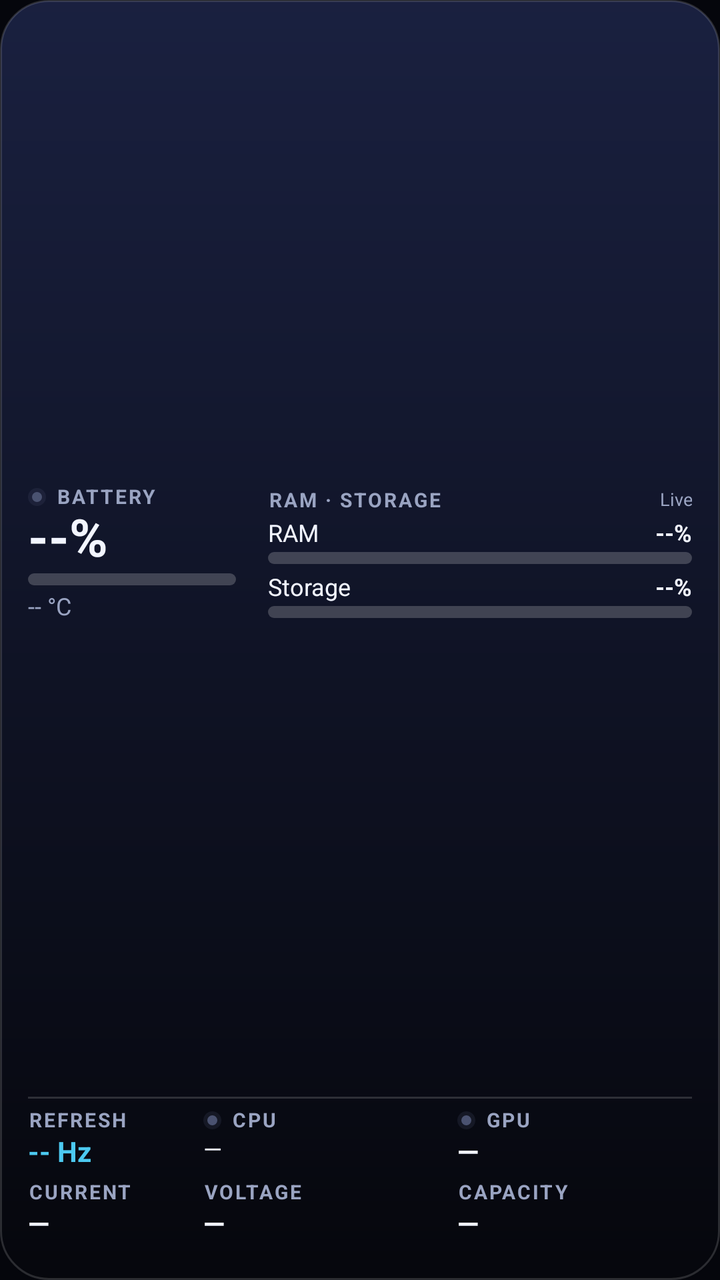
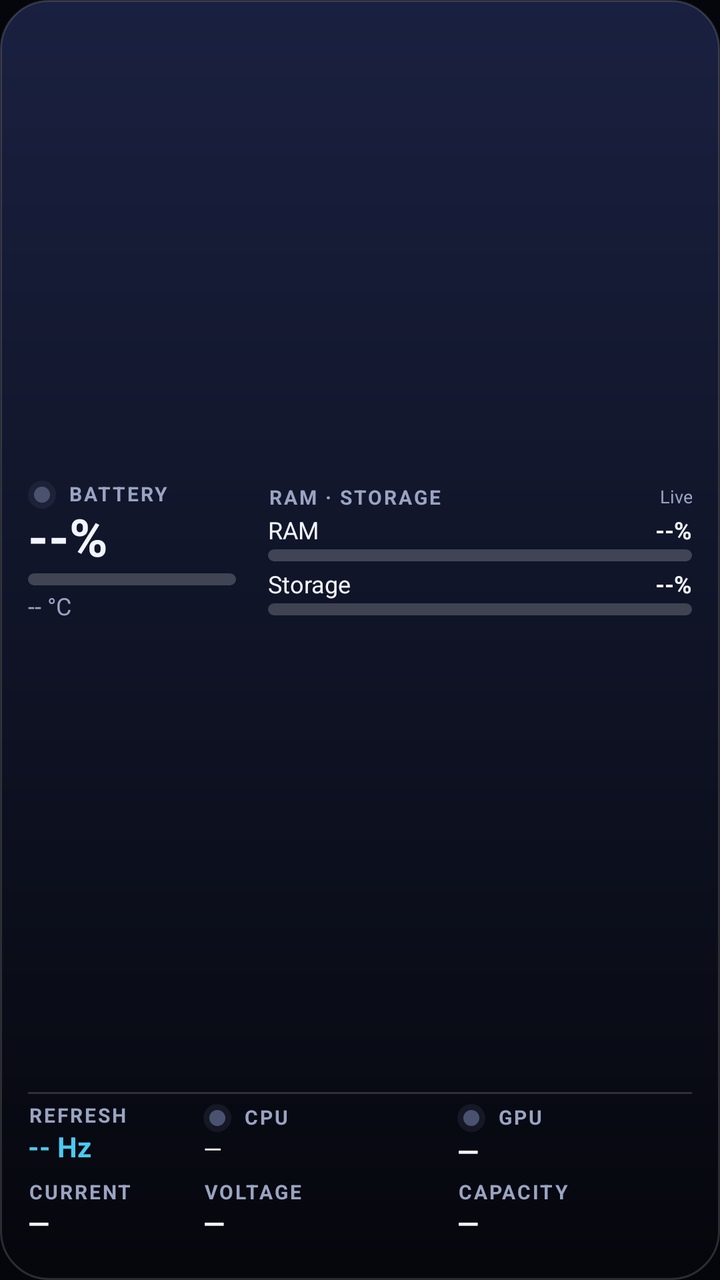

Two renders of the same Android screen: before a commit and after it. Below are the layout's source before the change and the commit's diff.
<!-- AndroidManifest.xml: application theme Theme.PhoneStatus -->
<!-- res/layout/widget_tall.xml -->
<?xml version="1.0" encoding="utf-8"?>
<LinearLayout xmlns:android="http://schemas.android.com/apk/res/android"
    android:id="@+id/w_root"
    android:layout_width="match_parent"
    android:layout_height="match_parent"
    android:background="@drawable/widget_bg"
    android:orientation="vertical"
    android:paddingBottom="8dp"
    android:paddingEnd="14dp"
    android:paddingStart="14dp"
    android:paddingTop="8dp">

    <LinearLayout
        android:layout_width="match_parent"
        android:layout_height="0dp"
        android:layout_weight="1"
        android:orientation="horizontal">

        
        <LinearLayout
            android:layout_width="104dp"
            android:layout_height="match_parent"
            android:gravity="center_vertical"
            android:orientation="vertical">

        <LinearLayout
            android:layout_width="match_parent"
            android:layout_height="wrap_content"
            android:gravity="center_vertical"
            android:orientation="horizontal">
            <FrameLayout
                android:id="@+id/w_led_batt"
                android:layout_width="9dp"
                android:layout_height="9dp"
                android:layout_marginEnd="5dp"
                android:background="@drawable/led_off" />
            <TextView
                android:layout_width="wrap_content"
                android:layout_height="wrap_content"
                android:includeFontPadding="false"
                android:letterSpacing="0.1"
                android:text="BATTERY"
                android:textColor="@color/text_secondary"
                android:textSize="10sp"
                android:textStyle="bold" />
        </LinearLayout>

            <LinearLayout
                android:layout_width="match_parent"
                android:layout_height="wrap_content"
                android:gravity="center_vertical"
                android:orientation="horizontal">

                <TextView
                android:id="@+id/w_battery_pct"
                android:layout_width="wrap_content"
                android:layout_height="wrap_content"
                android:includeFontPadding="false"
                android:text="--%"
                android:textColor="@color/text_primary"
                android:textSize="26sp"
                android:textStyle="bold" />

                <TextView
                    android:id="@+id/w_charging"
                    android:layout_width="wrap_content"
                    android:layout_height="wrap_content"
                    android:text=" ⚡"
                    android:textColor="@color/c_battery"
                    android:textSize="15sp"
                    android:visibility="gone" />
            </LinearLayout>

            <include
                layout="@layout/part_battery_bar"
                android:layout_width="match_parent"
                android:layout_height="6dp"
                android:layout_marginTop="2dp" />

            <TextView
                android:id="@+id/w_batt_temp"
                android:layout_width="wrap_content"
                android:layout_height="wrap_content"
                android:includeFontPadding="false"
                android:layout_marginTop="4dp"
                android:text="-- °C"
                android:textColor="@color/text_secondary"
                android:textSize="12sp" />
        </LinearLayout>

        
        <LinearLayout
            android:layout_width="0dp"
            android:layout_height="match_parent"
            android:layout_marginStart="16dp"
            android:layout_weight="1"
            android:gravity="center_vertical"
            android:orientation="vertical">

        <LinearLayout
            android:layout_width="match_parent"
            android:layout_height="wrap_content"
            android:gravity="center_vertical"
            android:orientation="horizontal">
            <TextView
                android:layout_width="wrap_content"
                android:layout_height="wrap_content"
                android:includeFontPadding="false"
                android:letterSpacing="0.1"
                android:text="RAM · STORAGE"
                android:textColor="@color/text_secondary"
                android:textSize="10sp"
                android:textStyle="bold" /><TextView
                android:id="@+id/w_updated"
                android:layout_width="0dp"
                android:layout_height="wrap_content"
                android:layout_weight="1"
                android:gravity="end"
                android:includeFontPadding="false"
                android:text="Live"
                android:textColor="@color/text_secondary"
                android:textSize="9sp" />
        </LinearLayout>

            <LinearLayout
                android:layout_width="match_parent"
                android:layout_height="wrap_content"
                android:layout_marginTop="4dp"
                android:orientation="horizontal">
                <TextView
                    android:layout_width="0dp"
                    android:layout_height="wrap_content"
                    android:layout_weight="1"
                    android:includeFontPadding="false"
                    android:text="RAM"
                    android:textColor="@color/text_primary"
                    android:textSize="12sp" />
                <TextView
                    android:id="@+id/w_ram_val"
                    android:layout_width="wrap_content"
                    android:layout_height="wrap_content"
                    android:includeFontPadding="false"
                    android:text="--%"
                    android:textColor="@color/text_primary"
                    android:textSize="12sp"
                    android:textStyle="bold" />
            </LinearLayout>
            <ProgressBar
                android:id="@+id/w_ram_bar"
                style="?android:attr/progressBarStyleHorizontal"
                android:layout_width="match_parent"
                android:layout_height="6dp"
                android:layout_marginTop="2dp"
                android:max="100"
                android:maxHeight="6dp"
                android:minHeight="6dp"
                android:progress="0"
                android:progressDrawable="@drawable/bar_ram" />

            <LinearLayout
                android:layout_width="match_parent"
                android:layout_height="wrap_content"
                android:layout_marginTop="5dp"
                android:orientation="horizontal">
                <TextView
                    android:layout_width="0dp"
                    android:layout_height="wrap_content"
                    android:layout_weight="1"
                    android:includeFontPadding="false"
                    android:text="Storage"
                    android:textColor="@color/text_primary"
                    android:textSize="12sp" />
                <TextView
                    android:id="@+id/w_sto_val"
                    android:layout_width="wrap_content"
                    android:layout_height="wrap_content"
                    android:includeFontPadding="false"
                    android:text="--%"
                    android:textColor="@color/text_primary"
                    android:textSize="12sp"
                    android:textStyle="bold" />
            </LinearLayout>
            <ProgressBar
                android:id="@+id/w_sto_bar"
                style="?android:attr/progressBarStyleHorizontal"
                android:layout_width="match_parent"
                android:layout_height="6dp"
                android:layout_marginTop="2dp"
                android:max="100"
                android:maxHeight="6dp"
                android:minHeight="6dp"
                android:progress="0"
                android:progressDrawable="@drawable/bar_storage" />
        </LinearLayout>
    </LinearLayout>

    
    <FrameLayout
        android:layout_width="match_parent"
        android:layout_height="1dp"
        android:layout_marginBottom="5dp"
        android:layout_marginTop="3dp"
        android:background="@color/divider" />

    
    <LinearLayout
        android:layout_width="match_parent"
        android:layout_height="wrap_content"
        android:orientation="horizontal">
        <LinearLayout
            android:layout_width="0dp"
            android:layout_height="wrap_content"
            android:layout_weight="0.9"
            android:orientation="vertical">
            <LinearLayout
            android:layout_width="match_parent"
            android:layout_height="wrap_content"
            android:gravity="center_vertical"
            android:orientation="horizontal">
            <TextView
                android:layout_width="wrap_content"
                android:layout_height="wrap_content"
                android:includeFontPadding="false"
                android:letterSpacing="0.1"
                android:text="REFRESH"
                android:textColor="@color/text_secondary"
                android:textSize="10sp"
                android:textStyle="bold" />
        </LinearLayout>
            <TextView
                android:id="@+id/w_hz_cpu"
                android:layout_width="wrap_content"
                android:layout_height="wrap_content"
                android:includeFontPadding="false"
                android:layout_marginTop="2dp"
                android:text="-- Hz"
                android:textColor="@color/c_display"
                android:textSize="14sp"
                android:textStyle="bold" />
        </LinearLayout>
        <LinearLayout
            android:layout_width="0dp"
            android:layout_height="wrap_content"
            android:layout_weight="1.3"
            android:orientation="vertical">
            <LinearLayout
            android:layout_width="match_parent"
            android:layout_height="wrap_content"
            android:gravity="center_vertical"
            android:orientation="horizontal">
            <FrameLayout
                android:id="@+id/w_led_cpu"
                android:layout_width="9dp"
                android:layout_height="9dp"
                android:layout_marginEnd="5dp"
                android:background="@drawable/led_off" />
            <TextView
                android:layout_width="wrap_content"
                android:layout_height="wrap_content"
                android:includeFontPadding="false"
                android:letterSpacing="0.1"
                android:text="CPU"
                android:textColor="@color/text_secondary"
                android:textSize="10sp"
                android:textStyle="bold" />
        </LinearLayout>
            <TextView
                android:id="@+id/w_cpu_line"
                android:layout_width="wrap_content"
                android:layout_height="wrap_content"
                android:includeFontPadding="false"
                android:layout_marginTop="2dp"
                android:text="—"
                android:textColor="@color/text_primary"
                android:textSize="12sp" />
        </LinearLayout>
        <LinearLayout
            android:layout_width="0dp"
            android:layout_height="wrap_content"
            android:layout_weight="1.2"
            android:orientation="vertical">
            <LinearLayout
            android:layout_width="match_parent"
            android:layout_height="wrap_content"
            android:gravity="center_vertical"
            android:orientation="horizontal">
            <FrameLayout
                android:id="@+id/w_led_gpu"
                android:layout_width="9dp"
                android:layout_height="9dp"
                android:layout_marginEnd="5dp"
                android:background="@drawable/led_off" />
            <TextView
                android:layout_width="wrap_content"
                android:layout_height="wrap_content"
                android:includeFontPadding="false"
                android:letterSpacing="0.1"
                android:text="GPU"
                android:textColor="@color/text_secondary"
                android:textSize="10sp"
                android:textStyle="bold" />
        </LinearLayout>
            <TextView
                android:id="@+id/w_gpu_line"
                android:layout_width="wrap_content"
                android:layout_height="wrap_content"
                android:includeFontPadding="false"
                android:layout_marginTop="2dp"
                android:text="—"
                android:textColor="@color/text_primary"
                android:textSize="14sp"
                android:textStyle="bold" />
        </LinearLayout>
    </LinearLayout>

    
    <LinearLayout
        android:layout_width="match_parent"
        android:layout_height="wrap_content"
        android:layout_marginTop="6dp"
        android:orientation="horizontal">
        <LinearLayout
            android:layout_width="0dp"
            android:layout_height="wrap_content"
            android:layout_weight="0.9"
            android:orientation="vertical">
            <LinearLayout
            android:layout_width="match_parent"
            android:layout_height="wrap_content"
            android:gravity="center_vertical"
            android:orientation="horizontal">
            <TextView
                android:layout_width="wrap_content"
                android:layout_height="wrap_content"
                android:includeFontPadding="false"
                android:letterSpacing="0.1"
                android:text="CURRENT"
                android:textColor="@color/text_secondary"
                android:textSize="10sp"
                android:textStyle="bold" />
        </LinearLayout>
            <TextView
                android:id="@+id/w_current"
                android:layout_width="wrap_content"
                android:layout_height="wrap_content"
                android:includeFontPadding="false"
                android:layout_marginTop="2dp"
                android:text="—"
                android:textColor="@color/text_primary"
                android:textSize="14sp"
                android:textStyle="bold" />
        </LinearLayout>
        <LinearLayout
            android:layout_width="0dp"
            android:layout_height="wrap_content"
            android:layout_weight="1.3"
            android:orientation="vertical">
            <LinearLayout
            android:layout_width="match_parent"
            android:layout_height="wrap_content"
            android:gravity="center_vertical"
            android:orientation="horizontal">
            <TextView
                android:layout_width="wrap_content"
                android:layout_height="wrap_content"
                android:includeFontPadding="false"
                android:letterSpacing="0.1"
                android:text="VOLTAGE"
                android:textColor="@color/text_secondary"
                android:textSize="10sp"
                android:textStyle="bold" />
        </LinearLayout>
            <TextView
                android:id="@+id/w_voltage"
                android:layout_width="wrap_content"
                android:layout_height="wrap_content"
                android:includeFontPadding="false"
                android:layout_marginTop="2dp"
                android:text="—"
                android:textColor="@color/text_primary"
                android:textSize="14sp"
                android:textStyle="bold" />
        </LinearLayout>
        <LinearLayout
            android:layout_width="0dp"
            android:layout_height="wrap_content"
            android:layout_weight="1.2"
            android:orientation="vertical">
            <LinearLayout
            android:layout_width="match_parent"
            android:layout_height="wrap_content"
            android:gravity="center_vertical"
            android:orientation="horizontal">
            <TextView
                android:layout_width="wrap_content"
                android:layout_height="wrap_content"
                android:includeFontPadding="false"
                android:letterSpacing="0.1"
                android:text="CAPACITY"
                android:textColor="@color/text_secondary"
                android:textSize="10sp"
                android:textStyle="bold" />
        </LinearLayout>
            <TextView
                android:id="@+id/w_capacity"
                android:layout_width="wrap_content"
                android:layout_height="wrap_content"
                android:includeFontPadding="false"
                android:layout_marginTop="2dp"
                android:text="—"
                android:textColor="@color/text_primary"
                android:textSize="14sp"
                android:textStyle="bold" />
            <TextView
                android:id="@+id/w_cap_sub"
                android:layout_width="wrap_content"
                android:layout_height="wrap_content"
                android:includeFontPadding="false"
                android:text=""
                android:textColor="@color/c_display"
                android:textSize="10sp" />
        </LinearLayout>
    </LinearLayout>
</LinearLayout>
<!-- res/layout/part_battery_bar.xml (included above) -->
<?xml version="1.0" encoding="utf-8"?>
<FrameLayout xmlns:android="http://schemas.android.com/apk/res/android"
    android:layout_width="match_parent"
    android:layout_height="6dp">

    <ProgressBar
        android:id="@+id/w_battery_bar"
        style="?android:attr/progressBarStyleHorizontal"
        android:layout_width="match_parent"
        android:layout_height="6dp"
        android:max="100"
        android:maxHeight="6dp"
        android:minHeight="6dp"
        android:progress="0"
        android:progressDrawable="@drawable/bar_battery" />

    <ProgressBar
        android:id="@+id/w_battery_bar_low"
        style="?android:attr/progressBarStyleHorizontal"
        android:layout_width="match_parent"
        android:layout_height="6dp"
        android:max="100"
        android:maxHeight="6dp"
        android:minHeight="6dp"
        android:progress="0"
        android:progressDrawable="@drawable/bar_low"
        android:visibility="gone" />
</FrameLayout>
<!-- resources referenced by this layout -->
<resources>
  <color name="c_battery">#FF3DF5A7</color>
  <color name="c_display">#FF4CC9F0</color>
  <color name="divider">#26FFFFFF</color>
  <color name="text_primary">#FFF2F5FF</color>
  <color name="text_secondary">#FF9AA4C2</color>
  <!-- drawable bar_low (drawable) -->
  <?xml version="1.0" encoding="utf-8"?>
  <layer-list xmlns:android="http://schemas.android.com/apk/res/android">
      <item android:id="@android:id/background">
          <shape android:shape="rectangle">
              <corners android:radius="4dp" />
              <solid android:color="#33FFFFFF" />
          </shape>
      </item>
      <item android:id="@android:id/progress">
          <clip>
              <shape android:shape="rectangle">
                  <corners android:radius="4dp" />
                  <solid android:color="@color/c_low" />
              </shape>
          </clip>
      </item>
  </layer-list>
  <!-- drawable bar_ram (drawable) -->
  <?xml version="1.0" encoding="utf-8"?>
  <layer-list xmlns:android="http://schemas.android.com/apk/res/android">
      <item android:id="@android:id/background">
          <shape android:shape="rectangle">
              <corners android:radius="4dp" />
              <solid android:color="#33FFFFFF" />
          </shape>
      </item>
      <item android:id="@android:id/progress">
          <clip>
              <shape android:shape="rectangle">
                  <corners android:radius="4dp" />
                  <solid android:color="@color/c_ram" />
              </shape>
          </clip>
      </item>
  </layer-list>
  <!-- drawable bar_storage (drawable) -->
  <?xml version="1.0" encoding="utf-8"?>
  <layer-list xmlns:android="http://schemas.android.com/apk/res/android">
      <item android:id="@android:id/background">
          <shape android:shape="rectangle">
              <corners android:radius="4dp" />
              <solid android:color="#33FFFFFF" />
          </shape>
      </item>
      <item android:id="@android:id/progress">
          <clip>
              <shape android:shape="rectangle">
                  <corners android:radius="4dp" />
                  <solid android:color="@color/c_storage" />
              </shape>
          </clip>
      </item>
  </layer-list>
  <!-- drawable led_off (drawable) -->
  <?xml version="1.0" encoding="utf-8"?>
  <layer-list xmlns:android="http://schemas.android.com/apk/res/android">
      <item>
          <shape android:shape="oval">
              <solid android:color="#334A5270" />
          </shape>
      </item>
      <item
          android:bottom="2dp"
          android:left="2dp"
          android:right="2dp"
          android:top="2dp">
          <shape android:shape="oval">
              <solid android:color="@color/led_off" />
          </shape>
      </item>
  </layer-list>
  <!-- drawable widget_bg (drawable) -->
  <?xml version="1.0" encoding="utf-8"?>
  <shape xmlns:android="http://schemas.android.com/apk/res/android"
      android:shape="rectangle">
      <gradient
          android:angle="270"
          android:endColor="#F205060C"
          android:startColor="#F21A2142" />
      <corners android:radius="24dp" />
      <stroke
          android:width="1dp"
          android:color="#26FFFFFF" />
  </shape>
  <style name="Theme.PhoneStatus" parent="android:Theme.Material.NoActionBar">
          <item name="android:windowBackground">@color/bg</item>
          <item name="android:statusBarColor">@android:color/transparent</item>
          <item name="android:navigationBarColor">@android:color/transparent</item>
      </style>
  <color name="c_low">#FFFF5470</color>
  <color name="c_ram">#FFA78BFA</color>
  <color name="c_storage">#FFFFB454</color>
  <color name="led_off">#FF4A5270</color>
  <color name="bg">#FF05060C</color>
</resources>

<!-- the commit's change to res/layout/widget_tall.xml (unified diff, before → after) -->
@@ -30,9 +30,9 @@
             android:orientation="horizontal">
             <FrameLayout
                 android:id="@+id/w_led_batt"
-                android:layout_width="9dp"
-                android:layout_height="9dp"
-                android:layout_marginEnd="5dp"
+                android:layout_width="14dp"
+                android:layout_height="14dp"
+                android:layout_marginEnd="6dp"
                 android:background="@drawable/led_off" />
             <TextView
                 android:layout_width="wrap_content"
@@ -250,9 +250,9 @@
             android:orientation="horizontal">
             <FrameLayout
                 android:id="@+id/w_led_cpu"
-                android:layout_width="9dp"
-                android:layout_height="9dp"
-                android:layout_marginEnd="5dp"
+                android:layout_width="14dp"
+                android:layout_height="14dp"
+                android:layout_marginEnd="6dp"
                 android:background="@drawable/led_off" />
             <TextView
                 android:layout_width="wrap_content"
@@ -286,9 +286,9 @@
             android:orientation="horizontal">
             <FrameLayout
                 android:id="@+id/w_led_gpu"
-                android:layout_width="9dp"
-                android:layout_height="9dp"
-                android:layout_marginEnd="5dp"
+                android:layout_width="14dp"
+                android:layout_height="14dp"
+                android:layout_marginEnd="6dp"
                 android:background="@drawable/led_off" />
             <TextView
                 android:layout_width="wrap_content"
<!-- resource entries referenced after the edit -->
@@ -68,10 +68,10 @@
           </shape>
       </item>
       <item
-          android:bottom="2dp"
-          android:left="2dp"
-          android:right="2dp"
-          android:top="2dp">
+          android:bottom="3dp"
+          android:left="3dp"
+          android:right="3dp"
+          android:top="3dp">
           <shape android:shape="oval">
               <solid android:color="@color/led_off" />
           </shape>
